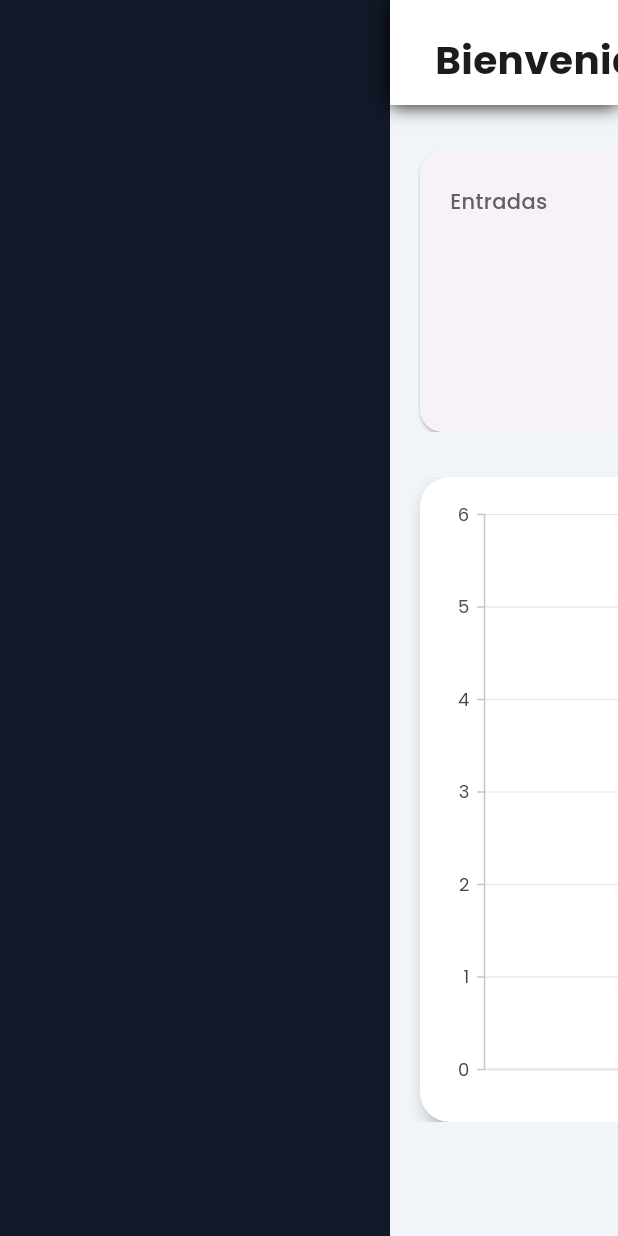
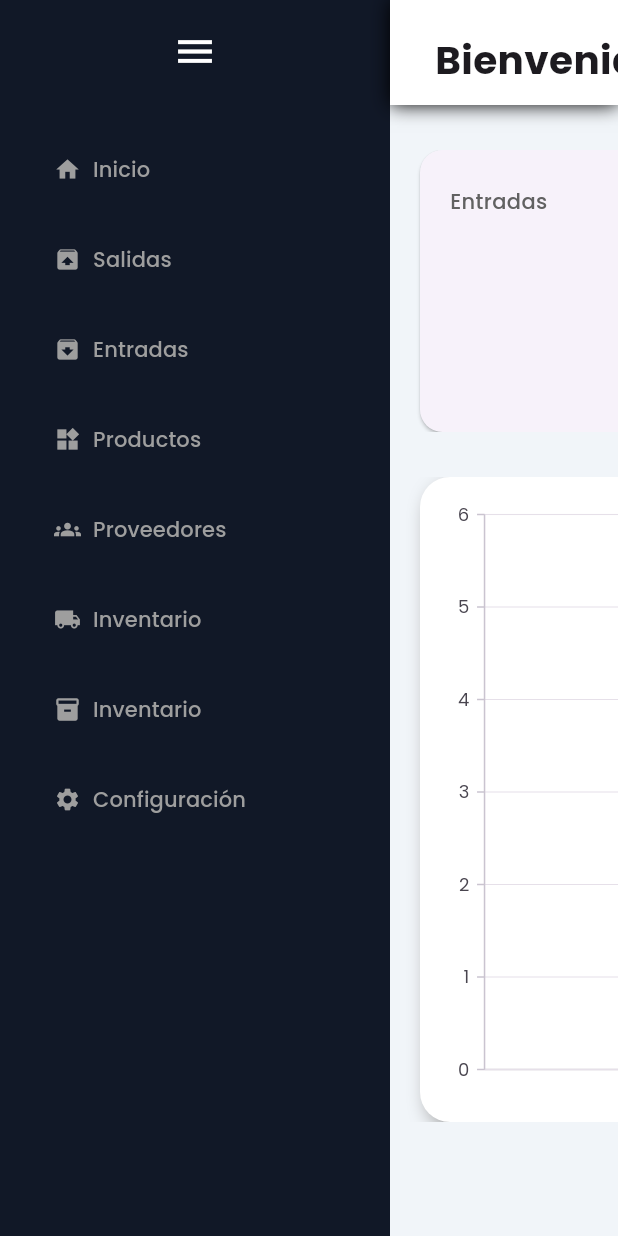
Before and after one commit to cobyzero/InventarioApp, a Flutter app: the MainView screen opened by its route, on a phone screen of 412 x 824 dp. Run offline on Flutter 3.47's test engine with Material 3 defaults, Android fonts, the light colour scheme and no system bars; our stand-ins replace bloc, file_picker, flutter_bloc, get_it, go_router, google_fonts and 3 more; missing offline and left inert: excel; accounts and stored records are empty; network calls fail.

Commit message:
feat: add new architecture in main

```diff
--- a/lib/Core/Dependencies/injector.dart
+++ b/lib/Core/Dependencies/injector.dart
@@ -1,6 +1,8 @@
 import 'package:get_it/get_it.dart';
 import 'package:inventarioapp/Features/Auth/Application/Repositories/auth_irepository.dart';
 import 'package:inventarioapp/Features/Auth/Application/Services/auth_service.dart';
+import 'package:inventarioapp/Features/Main/Application/Repositories/main_irepository.dart';
+import 'package:inventarioapp/Features/Main/Application/Services/main_service.dart';
 
 final getIt = GetIt.instance;
 
@@ -9,4 +11,8 @@ void setupLocator() {
   getIt.registerSingleton<AuthIRepository>(
     AuthIRepository(getIt<AuthService>()),
   );
+  getIt.registerSingleton<MainService>(MainService());
+  getIt.registerSingleton<MainIRepository>(
+    MainIRepository(getIt<MainService>()),
+  );
 }
--- a/lib/Core/Router/routes.dart
+++ b/lib/Core/Router/routes.dart
@@ -1,6 +1,6 @@
 import 'package:go_router/go_router.dart';
 import 'package:inventarioapp/Features/Auth/Presentation/Views/loginView.dart';
-import 'package:inventarioapp/Views/Main/mainPage.dart';
+import 'package:inventarioapp/Features/Main/Presentation/Views/mainPage.dart';
 
 final routesApp = GoRouter(
   initialLocation: "/login",
--- /dev/null
+++ b/lib/Features/Main/Application/Repositories/main_irepository.dart
@@ -0,0 +1,23 @@
+import 'package:inventarioapp/Features/Main/Application/Services/main_service.dart';
+import 'package:inventarioapp/Features/Main/Domain/Entities/modules_entity.dart';
+import 'package:inventarioapp/Features/Main/Domain/Repositories/main_repository.dart';
+
+class MainIRepository implements MainRepository {
+  final MainService mainService;
+
+  MainIRepository(this.mainService);
+
+  @override
+  Future<ModulesEntity> getModules() async {
+    await mainService.getModules();
+    return ModulesEntity(
+      idPermisos: true,
+      salidas: true,
+      entradas: true,
+      productos: true,
+      proveedores: true,
+      inventario: true,
+      configuracion: true,
+    );
+  }
+}
--- /dev/null
+++ b/lib/Features/Main/Application/Services/main_service.dart
@@ -0,0 +1,5 @@
+class MainService {
+  Future<dynamic> getModules() async {
+    return "Modules";
+  }
+}
--- /dev/null
+++ b/lib/Features/Main/Application/bloc/main_bloc.dart
@@ -0,0 +1,26 @@
+import 'package:bloc/bloc.dart';
+import 'package:inventarioapp/Features/Main/Domain/Entities/modules_entity.dart';
+import 'package:inventarioapp/Features/Main/Domain/Repositories/main_repository.dart';
+import 'package:meta/meta.dart';
+
+part 'main_event.dart';
+part 'main_state.dart';
+
+class MainBloc extends Bloc<MainEvent, MainState> {
+  final MainRepository _mainRepository;
+
+  MainBloc(this._mainRepository) : super(MainInitial()) {
+    on<GetModulesEvent>(_onGetModules);
+  }
+
+  Future<void> _onGetModules(
+      GetModulesEvent event, Emitter<MainState> emit) async {
+    emit(MainLoading());
+    try {
+      final modulesEntity = await _mainRepository.getModules();
+      emit(MainLoaded(modulesEntity));
+    } catch (e) {
+      emit(MainError(e.toString()));
+    }
+  }
+}
--- /dev/null
+++ b/lib/Features/Main/Application/bloc/main_event.dart
@@ -0,0 +1,6 @@
+part of 'main_bloc.dart';
+
+@immutable
+sealed class MainEvent {}
+
+final class GetModulesEvent extends MainEvent {}
--- /dev/null
+++ b/lib/Features/Main/Application/bloc/main_state.dart
@@ -0,0 +1,20 @@
+part of 'main_bloc.dart';
+
+@immutable
+sealed class MainState {}
+
+final class MainInitial extends MainState {}
+
+final class MainLoading extends MainState {}
+
+final class MainLoaded extends MainState {
+  final ModulesEntity modulesEntity;
+
+  MainLoaded(this.modulesEntity);
+}
+
+final class MainError extends MainState {
+  final String message;
+
+  MainError(this.message);
+}
--- /dev/null
+++ b/lib/Features/Main/Domain/Entities/modules_entity.dart
@@ -0,0 +1,19 @@
+class ModulesEntity {
+  bool idPermisos;
+  bool salidas;
+  bool entradas;
+  bool productos;
+  bool proveedores;
+  bool inventario;
+  bool configuracion;
+
+  ModulesEntity({
+    required this.idPermisos,
+    required this.salidas,
+    required this.entradas,
+    required this.productos,
+    required this.proveedores,
+    required this.inventario,
+    required this.configuracion,
+  });
+}
--- /dev/null
+++ b/lib/Features/Main/Domain/Repositories/main_repository.dart
@@ -0,0 +1,5 @@
+import 'package:inventarioapp/Features/Main/Domain/Entities/modules_entity.dart';
+
+abstract class MainRepository {
+  Future<ModulesEntity> getModules();
+}
--- a/lib/Views/Main/mainPage.dart
+++ b/lib/Features/Main/Presentation/Views/mainPage.dart
@@ -1,8 +1,6 @@
 import 'package:flutter/material.dart';
 import 'package:inventarioapp/Common/common.dart';
-import 'package:inventarioapp/Models/permisosModel.dart';
-import 'package:inventarioapp/Services/mainService.dart';
-import 'package:inventarioapp/UserData/UserData.dart';
+import 'package:inventarioapp/Features/Main/Presentation/Widgets/main_modules.dart';
 import 'package:inventarioapp/Util/colors.dart';
 import 'package:inventarioapp/Views/Clients/clientsView.dart';
 import 'package:inventarioapp/Views/Entradas/buscarEntrada.dart';
@@ -10,8 +8,6 @@ import 'package:inventarioapp/Views/Entradas/listarEntrada.dart';
 import 'package:inventarioapp/Views/Entradas/registrarEntrada.dart';
 import 'package:inventarioapp/Views/Home/homePage.dart';
 import 'package:inventarioapp/Views/Inventory/inventoryView.dart';
-import 'package:inventarioapp/Views/Main/Widgets/mainMenuClose.dart';
-import 'package:inventarioapp/Views/Main/Widgets/mainMenuWidget.dart';
 import 'package:inventarioapp/Views/Productos/cargarProducto.dart';
 import 'package:inventarioapp/Views/Productos/detalleProducto.dart';
 import 'package:inventarioapp/Views/Proveedores/proveedoresView.dart';
@@ -20,42 +16,31 @@ import 'package:inventarioapp/Views/Salidas/listarSalida.dart';
 import 'package:inventarioapp/Views/Salidas/registrarSalida.dart';
 import 'package:inventarioapp/Views/Settings/settingsView.dart';
 
-// ignore: must_be_immutable
-class MainView extends StatelessWidget {
-  MainView({super.key});
+class MainView extends StatefulWidget {
+  const MainView({super.key});
 
-  var controller = PageController();
-  late PermisosModel permisosModel;
-  late MainMenuWidget mainMenuWidget;
+  @override
+  State<MainView> createState() => _MainViewState();
+}
+
+class _MainViewState extends State<MainView> {
+  final controller = PageController();
 
   @override
   Widget build(BuildContext context) {
-    mainMenuWidget = MainMenuWidget(context, controller);
     return Scaffold(
       backgroundColor: bgColor,
       body: Row(
         children: [
           Container(
-              height: double.infinity,
-              padding: const EdgeInsets.only(top: 10, left: 20, right: 20),
-              width: 260,
-              color: const Color(0xff111827),
-              child: FutureBuilder(
-                future: MainService.getPermisos(
-                    UserData.usuariosModel!.idPermisos!),
-                builder: (context, snapshot) {
-                  if (snapshot.hasData) {
-                    permisosModel = snapshot.data!;
-                    return MainMenuClose(
-                      controller: controller,
-                      permisosModel: permisosModel,
-                      mainMenuWidget: mainMenuWidget,
-                    );
-                  } else {
-                    return Container();
-                  }
-                },
-              )),
+            height: double.infinity,
+            padding: const EdgeInsets.only(top: 10, left: 20, right: 20),
+            width: 260,
+            color: const Color(0xff111827),
+            child: MainModules(
+              controller: controller,
+            ),
+          ),
           Expanded(
             child: Column(
               children: [
@@ -75,7 +60,7 @@ class MainView extends StatelessWidget {
                     child: Row(
                       children: [
                         Text(
-                          "Bienvenido denuevo, ${UserData.usuariosModel!.nombreCompleto}!",
+                          "Bienvenido denuevo,  !",
                           style: const TextStyle(
                               fontWeight: FontWeight.bold, fontSize: 26),
                         ),
--- /dev/null
+++ b/lib/Features/Main/Presentation/Widgets/main_modules.dart
@@ -0,0 +1,101 @@
+import 'package:flutter/material.dart';
+import 'package:inventarioapp/Common/botonMenu.dart';
+import 'package:inventarioapp/Common/common.dart';
+import 'package:inventarioapp/Core/Utils/utils.dart';
+import 'package:inventarioapp/Features/Main/Application/bloc/main_bloc.dart';
+
+class MainModules extends StatelessWidget {
+  final PageController controller;
+  const MainModules({
+    super.key,
+    required this.controller,
+  });
+  @override
+  Widget build(BuildContext context) {
+    return BlocBuilder<MainBloc, MainState>(
+      builder: (context, state) {
+        if (state is MainLoaded) {
+          return SingleChildScrollView(
+            child: Column(
+              children: [
+                IconButton(
+                    onPressed: () {},
+                    icon: const Icon(
+                      Icons.menu,
+                      color: Colors.white,
+                      size: 30,
+                    )),
+                space(h: 30),
+                BotonMenu(
+                  texto: "Inicio",
+                  fun: () {
+                    controller.jumpToPage(0);
+                  },
+                  icon: Icons.home,
+                ),
+                space(h: 10),
+                if (state.modulesEntity.salidas)
+                  BotonMenu(
+                    texto: "Salidas",
+                    fun: () {},
+                    icon: Icons.unarchive,
+                  ),
+                space(h: 10),
+                if (state.modulesEntity.entradas)
+                  BotonMenu(
+                    texto: "Entradas",
+                    fun: () {},
+                    icon: Icons.archive,
+                  ),
+                space(h: 10),
+                if (state.modulesEntity.productos)
+                  BotonMenu(
+                    texto: "Productos",
+                    fun: () {},
+                    icon: Icons.widgets,
+                  ),
+                space(h: 10),
+                if (state.modulesEntity.proveedores)
+                  BotonMenu(
+                    texto: "Proveedores",
+                    fun: () {
+                      controller.jumpToPage(12);
+                    },
+                    icon: Icons.groups,
+                  ),
+                space(h: 10),
+                if (state.modulesEntity.inventario)
+                  BotonMenu(
+                    texto: "Inventario",
+                    fun: () {
+                      controller.jumpToPage(13);
+                    },
+                    icon: Icons.local_shipping,
+                  ),
+                space(h: 10),
+                if (state.modulesEntity.inventario)
+                  BotonMenu(
+                    texto: "Inventario",
+                    fun: () {
+                      controller.jumpToPage(14);
+                    },
+                    icon: Icons.inventory_2,
+                  ),
+                space(h: 10),
+                if (state.modulesEntity.configuracion)
+                  BotonMenu(
+                    texto: "Configuración",
+                    fun: () {
+                      controller.jumpToPage(15);
+                    },
+                    icon: Icons.settings,
+                  ),
+              ],
+            ),
+          );
+        }
+        return Container();
+      },
+    );
+  }
+}
--- a/lib/Models/permisosModel.dart
+++ /dev/null
@@ -1,44 +0,0 @@
-class PermisosModel {
-  int? idPermisos;
-  String? descripcion;
-  int? salidas;
-  int? entradas;
-  int? productos;
-  int? proveedores;
-  int? inventario;
-  int? configuracion;
-
-  PermisosModel(
-      {this.idPermisos,
-      this.descripcion,
-      this.salidas,
-      this.entradas,
-      this.productos,
-      this.proveedores,
-      this.inventario,
-      this.configuracion});
-
-  PermisosModel.fromJson(Map<String, dynamic> json) {
-    idPermisos = json['idPermisos'];
-    descripcion = json['descripcion'];
-    salidas = json['salidas'];
-    entradas = json['entradas'];
-    productos = json['productos'];
-    proveedores = json['proveedores'];
-    inventario = json['inventario'];
-    configuracion = json['configuracion'];
-  }
-
-  Map<String, dynamic> toJson() {
-    final Map<String, dynamic> data = new Map<String, dynamic>();
-    data['idPermisos'] = this.idPermisos;
-    data['descripcion'] = this.descripcion;
-    data['salidas'] = this.salidas;
-    data['entradas'] = this.entradas;
-    data['productos'] = this.productos;
-    data['proveedores'] = this.proveedores;
-    data['inventario'] = this.inventario;
-    data['configuracion'] = this.configuracion;
-    return data;
-  }
-}
--- a/lib/Services/mainService.dart
+++ b/lib/Services/mainService.dart
@@ -2,9 +2,8 @@ import 'dart:convert';
 
 import 'package:http/http.dart' as http;
 import 'package:inventarioapp/Common/GraficoBase2.dart';
+import 'package:inventarioapp/Models/productosModel.dart';
 import 'package:inventarioapp/ViewModels/API.dart';
-import 'package:inventarioapp/Models/permisosModel.dart';
-import 'package:inventarioapp/Models/productosModel.dart';
 
 class MainService {
   static Future<Map> getResquestEntradasCount() async {
@@ -18,12 +17,14 @@ class MainService {
   }
 
   static Future<List<ProductosModel>> getProductosStock(int max) async {
-    var uri = API.getUri(path: "api/getProductosStock", parameters: {"max": max.toString()});
+    var uri = API.getUri(
+        path: "api/getProductosStock", parameters: {"max": max.toString()});
 
     http.Response response = await http.get(uri);
 
-    List<ProductosModel> posts =
-        (jsonDecode(response.body) as List).map((e) => ProductosModel.fromJson(e)).toList();
+    List<ProductosModel> posts = (jsonDecode(response.body) as List)
+        .map((e) => ProductosModel.fromJson(e))
+        .toList();
 
     return posts;
   }
@@ -33,15 +34,17 @@ class MainService {
 
     http.Response response = await http.get(uri);
 
-    List<SalesData> posts =
-        (jsonDecode(response.body) as List).map((e) => SalesData.fromJson(e)).toList();
+    List<SalesData> posts = (jsonDecode(response.body) as List)
+        .map((e) => SalesData.fromJson(e))
+        .toList();
 
     var uriSalidas = API.getUri(path: "api/getGraficoSalidas");
 
     http.Response responseSalidas = await http.get(uriSalidas);
 
-    List<SalesData> salidas =
-        (jsonDecode(responseSalidas.body) as List).map((e) => SalesData.fromJson(e)).toList();
+    List<SalesData> salidas = (jsonDecode(responseSalidas.body) as List)
+        .map((e) => SalesData.fromJson(e))
+        .toList();
 
     List<List<SalesData>> data = [];
 
@@ -50,17 +53,4 @@ class MainService {
 
     return data;
   }
-
-  static Future<PermisosModel> getPermisos(int id) async {
-    Uri uri = API.getUri(path: "api/getPermisos", parameters: {"id": id.toString()});
-
-    http.Response response = await http.get(uri);
-
-    PermisosModel permisosModel = PermisosModel.fromJson(jsonDecode(response.body));
-
-    if (permisosModel.idPermisos == 0) {
-      return PermisosModel(idPermisos: 0);
-    }
-    return permisosModel;
-  }
 }
```
Also changed, not shown: lib/Views/Main/Widgets/mainMenuClose.dart (deleted, +0 -96 lines), lib/Views/Main/Widgets/mainMenuOpen.dart (deleted, +0 -138 lines), lib/Views/Main/Widgets/mainMenuWidget.dart (deleted, +0 -119 lines), lib/main.dart (+7 -0 lines).
